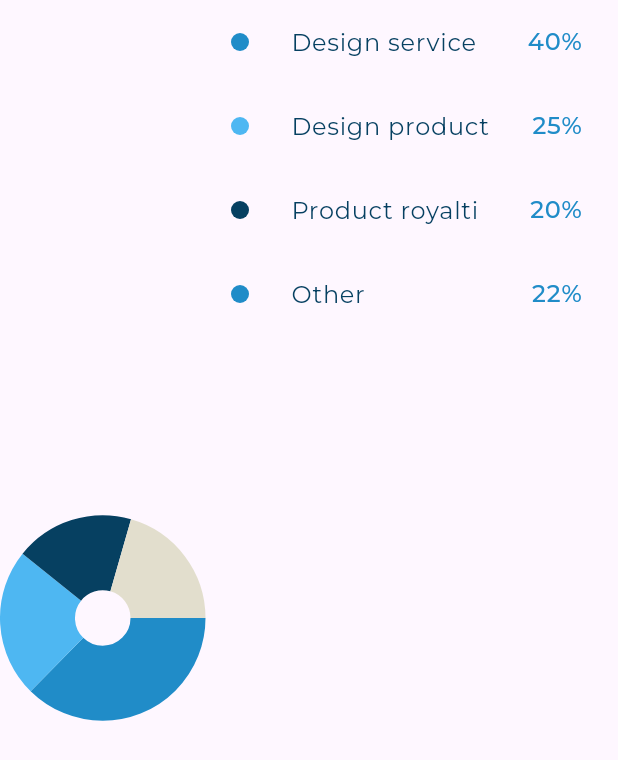
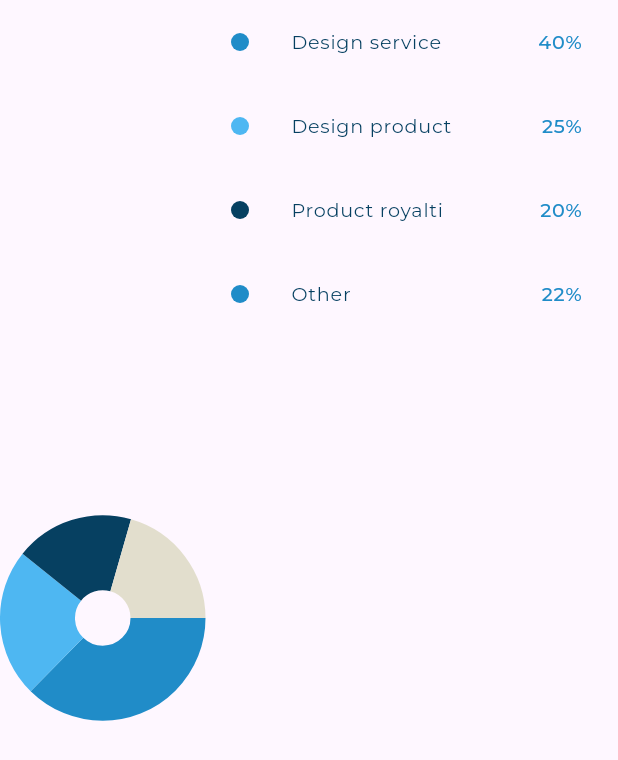
Before and after one commit to A7mednage71/Responsive_DashBoard, a Flutter app: the IcomeSectionBody widget shown alone on an empty page, opened directly, on a phone screen of 412 x 824 dp. Shown: the top 760 px of the screen. Run offline on Flutter 3.47's test engine with Material 3 defaults, Android fonts, the phone set to English and light mode, and no system bars; drawn by our look-alikes of fl_chart; our stand-ins replace expandable_page_view, flutter_svg, google_fonts.

Commit message:
add getResponsivefontSize method

```diff
--- a/lib/utils/app_styles.dart
+++ b/lib/utils/app_styles.dart
@@ -1,73 +1,130 @@
+import 'package:flutter/foundation.dart';
 import 'package:flutter/material.dart';
+import 'package:nag/utils/size_config.dart';
 
 abstract class AppStyles {
-  static const TextStyle regular16 = TextStyle(
-    color: Color(0xff064061),
-    fontSize: 16,
+  static TextStyle regular16 = TextStyle(
+    color: const Color(0xff064061),
+    fontSize: getResponsivefontSize(fontsize: 16),
     fontFamily: 'Montserrat',
     fontWeight: FontWeight.w400,
   );
 
-  static const TextStyle regular14 = TextStyle(
-    color: Color(0xffAAAAAA),
-    fontSize: 14,
+  static TextStyle regular14 = TextStyle(
+    color: const Color(0xffAAAAAA),
+    fontSize: getResponsivefontSize(fontsize: 14),
     fontFamily: 'Montserrat',
     fontWeight: FontWeight.w400,
   );
 
-  static const TextStyle regular12 = TextStyle(
-    color: Color(0xffAAAAAA),
-    fontSize: 12,
+  static TextStyle regular12 = TextStyle(
+    color: const Color(0xffAAAAAA),
+    fontSize: getResponsivefontSize(fontsize: 12),
     fontFamily: 'Montserrat',
     fontWeight: FontWeight.w400,
   );
 
-  static const TextStyle medium16 = TextStyle(
-    color: Color(0xff064061),
-    fontSize: 16,
+  static TextStyle medium16 = TextStyle(
+    color: const Color(0xff064061),
+    fontSize: getResponsivefontSize(fontsize: 16),
     fontFamily: 'Montserrat',
     fontWeight: FontWeight.w500,
   );
 
-  static const TextStyle medium20 = TextStyle(
-    color: Color(0xffFFFFFF),
-    fontSize: 20,
+  static TextStyle medium20 = TextStyle(
+    color: const Color(0xffFFFFFF),
+    fontSize: getResponsivefontSize(fontsize: 20),
     fontFamily: 'Montserrat',
     fontWeight: FontWeight.w500,
   );
 
-  static const TextStyle semiBold16 = TextStyle(
-    color: Color(0xff064061),
-    fontSize: 16,
+  static TextStyle semiBold16 = TextStyle(
+    color: const Color(0xff064061),
+    fontSize: getResponsivefontSize(fontsize: 16),
     fontFamily: 'Montserrat',
     fontWeight: FontWeight.w600,
   );
 
-  static const TextStyle semiBold18 = TextStyle(
-    color: Color(0xff4EB7F2),
-    fontSize: 16,
+  static TextStyle semiBold18 = TextStyle(
+    color: const Color(0xff4EB7F2),
+    fontSize: getResponsivefontSize(fontsize: 18),
     fontFamily: 'Montserrat',
     fontWeight: FontWeight.w600,
   );
 
-  static const TextStyle semiBold20 = TextStyle(
-    color: Color(0xff064061),
-    fontSize: 20,
+  static TextStyle semiBold20 = TextStyle(
+    color: const Color(0xff064061),
+    fontSize: getResponsivefontSize(fontsize: 20),
     fontFamily: 'Montserrat',
     fontWeight: FontWeight.w600,
   );
 
-  static const TextStyle semiBold24 = TextStyle(
-    color: Color(0xff4EB7F2),
-    fontSize: 24,
+  static TextStyle semiBold24 = TextStyle(
+    color: const Color(0xff4EB7F2),
+    fontSize: getResponsivefontSize(fontsize: 24),
     fontFamily: 'Montserrat',
     fontWeight: FontWeight.w600,
   );
 
-  static const TextStyle bold16 = TextStyle(
-    color: Color(0xff4EB7F2),
-    fontSize: 16,
+  static TextStyle bold16 = TextStyle(
+    color: const Color(0xff4EB7F2),
+    fontSize: getResponsivefontSize(fontsize: 16),
     fontFamily: 'Montserrat',
     fontWeight: FontWeight.w700,
   );
 }
+
+double getResponsivefontSize({
+  required double fontsize,
+}) {
+  double scalefactor = getScaleFactor();
+  double responsiveSize = scalefactor * fontsize;
+
+  double lower = fontsize * 0.8;
+  double upper = fontsize * 1.2;
+
+  return responsiveSize.clamp(lower, upper);
+}
+
+double getScaleFactor() {
+  var dispatcher = PlatformDispatcher.instance;
+  var physicalwidth = dispatcher.views.first.physicalSize.width;
+  var devicePixelRatio = dispatcher.views.first.devicePixelRatio;
+
+  double width = physicalwidth / devicePixelRatio;
+
+  if (width < SizeConfig.tablet) {
+    return width / 550;
+  } else if (width < SizeConfig.desktop) {
+    return width / 1000;
+  } else {
+    return width / 1900;
+  }
+}
+
+
+// double getResponsivefontSize({
+//   required BuildContext context,
+//   required double fontsize,
+// }) {
+//   double scalefactor = getScaleFactor(context: context);
+
+//   double responsiveSize = scalefactor * fontsize;
+
+//   double lower = fontsize * 0.8;
+//   double upper = fontsize * 1.2;
+
+//   return responsiveSize.clamp(lower, upper);
+// }
+
+// double getScaleFactor({required BuildContext context}) {
+//   double width = MediaQuery.sizeOf(context).width;
+
+//   if (width < 600) {
+//     return width / 400;
+//   } else if (width < 900) {
+//     return width / 700;
+//   } else {
+//     return width / 1000;
+//   }
+// }
--- a/lib/widgets/Desktop_Layout.dart
+++ b/lib/widgets/Desktop_Layout.dart
@@ -1,3 +1,5 @@
+import 'dart:developer';
+
 import 'package:flutter/cupertino.dart';
 import 'package:flutter/material.dart';
 import 'package:flutter/widgets.dart';
@@ -12,6 +14,7 @@ class DesktopLayout extends StatelessWidget {
 
   @override
   Widget build(BuildContext context) {
+    log("${MediaQuery.of(context).size.width}desktop layout");
     return const Row(
       children: [
         Expanded(
--- a/lib/widgets/Transaction_history_header.dart
+++ b/lib/widgets/Transaction_history_header.dart
@@ -12,7 +12,7 @@ class TransactionHistoryHeader extends StatelessWidget {
         Row(
           mainAxisAlignment: MainAxisAlignment.spaceBetween,
           children: [
-            const Text("Transaction History", style: AppStyles.semiBold20),
+            Text("Transaction History", style: AppStyles.semiBold20),
             TextButton(
               onPressed: () {},
               child: Text("See all",
--- a/lib/widgets/all_expences_header.dart
+++ b/lib/widgets/all_expences_header.dart
@@ -10,14 +10,14 @@ class AllExpencesHeader extends StatelessWidget {
 
   @override
   Widget build(BuildContext context) {
-    return const Row(
+    return Row(
       mainAxisAlignment: MainAxisAlignment.spaceBetween,
       children: [
         Text(
           "All Expenses",
           style: AppStyles.semiBold20,
         ),
-        RangeOptions()
+        const RangeOptions()
       ],
     );
   }
--- a/lib/widgets/income_section_body.dart
+++ b/lib/widgets/income_section_body.dart
@@ -12,7 +12,7 @@ class IcomeSectionBody extends StatelessWidget {
   @override
   Widget build(BuildContext context) {
     double width = MediaQuery.of(context).size.width;
-    return width >= SizeConfig.desktop && width <= 1650
+    return width >= SizeConfig.desktop && width <= 1750
         ? const IncomeChartWithDetails()
         : const Row(
             crossAxisAlignment: CrossAxisAlignment.center,
--- a/lib/widgets/my_card_Item.dart
+++ b/lib/widgets/my_card_Item.dart
@@ -27,7 +27,7 @@ class MyCardItem extends StatelessWidget {
                 style: AppStyles.regular16
                     .copyWith(color: const Color(0xffFFFFFF)),
               ),
-              subtitle: const Text(
+              subtitle: Text(
                 "Syah Bandi",
                 style: AppStyles.medium20,
               ),
--- a/lib/widgets/my_card_section.dart
+++ b/lib/widgets/my_card_section.dart
@@ -31,7 +31,7 @@ class _MyCardSectionState extends State<MyCardSection> {
       crossAxisAlignment: CrossAxisAlignment.start,
       children: [
         const SizedBox(height: 24),
-        const Text("My card", style: AppStyles.semiBold20),
+        Text("My card", style: AppStyles.semiBold20),
         const SizedBox(height: 19),
         MyCardPageView(
           controller: pageController,
--- a/lib/widgets/quick_invoice_header.dart
+++ b/lib/widgets/quick_invoice_header.dart
@@ -8,14 +8,14 @@ class QuickInvoiceHeader extends StatelessWidget {
 
   @override
   Widget build(BuildContext context) {
-    return const Row(
+    return Row(
       mainAxisAlignment: MainAxisAlignment.spaceBetween,
       children: [
         Text(
           "Quick Invoice",
           style: AppStyles.semiBold20,
         ),
-        CircleAvatar(
+        const CircleAvatar(
           backgroundColor: Color(0xffFAFAFA),
           radius: 25,
           child: Icon(Icons.add),
--- a/lib/widgets/range_options.dart
+++ b/lib/widgets/range_options.dart
@@ -19,7 +19,7 @@ class RangeOptions extends StatelessWidget {
       ),
       child: Row(
         children: [
-          const Text(
+          Text(
             "Monthly",
             style: AppStyles.medium16,
           ),
```
Also changed, not shown: lib/widgets/income_section_header.dart (+5 -2 lines), lib/widgets/latest_transaction.dart (+4 -4 lines).
